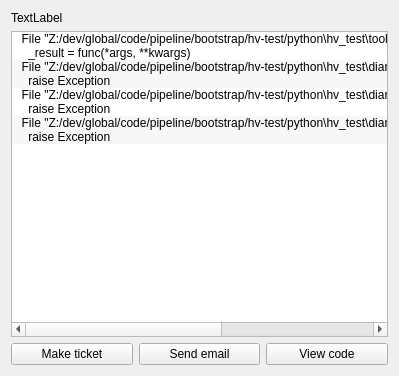
The window that scripts/psyhive/tools/err_dialog.ui (Psyop/psyhive) describes before a commit, drawn with Qt 5.
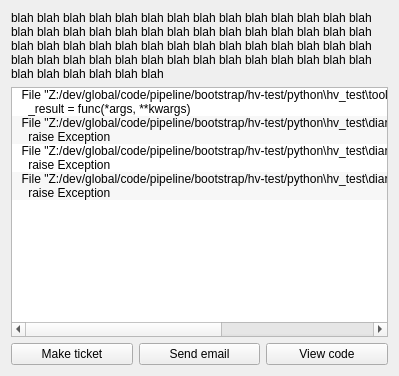
The same window after the commit. Custom widgets are drawn as their Qt base class.

Diff of the .ui file:
```diff
--- a/scripts/psyhive/tools/err_dialog.ui
+++ b/scripts/psyhive/tools/err_dialog.ui
@@ -19,7 +19,10 @@
      <item>
       <widget class="QLabel" name="Message">
        <property name="text">
-        <string>TextLabel</string>
+        <string>blah blah blah blah blah blah blah blah blah blah blah blah blah blah blah blah blah blah blah blah blah blah blah blah blah blah blah blah blah blah blah blah blah blah blah blah blah blah blah blah blah blah blah blah blah blah blah blah blah blah blah blah blah blah blah blah blah blah blah blah blah blah </string>
+       </property>
+       <property name="wordWrap">
+        <bool>true</bool>
        </property>
       </widget>
      </item>
```
